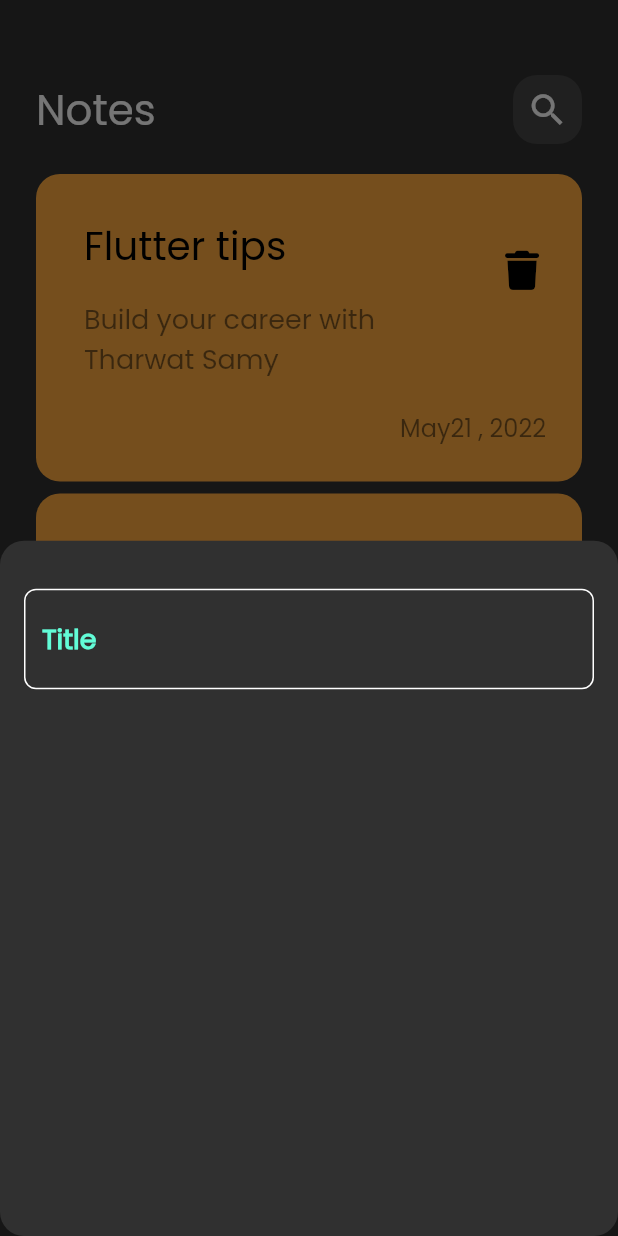
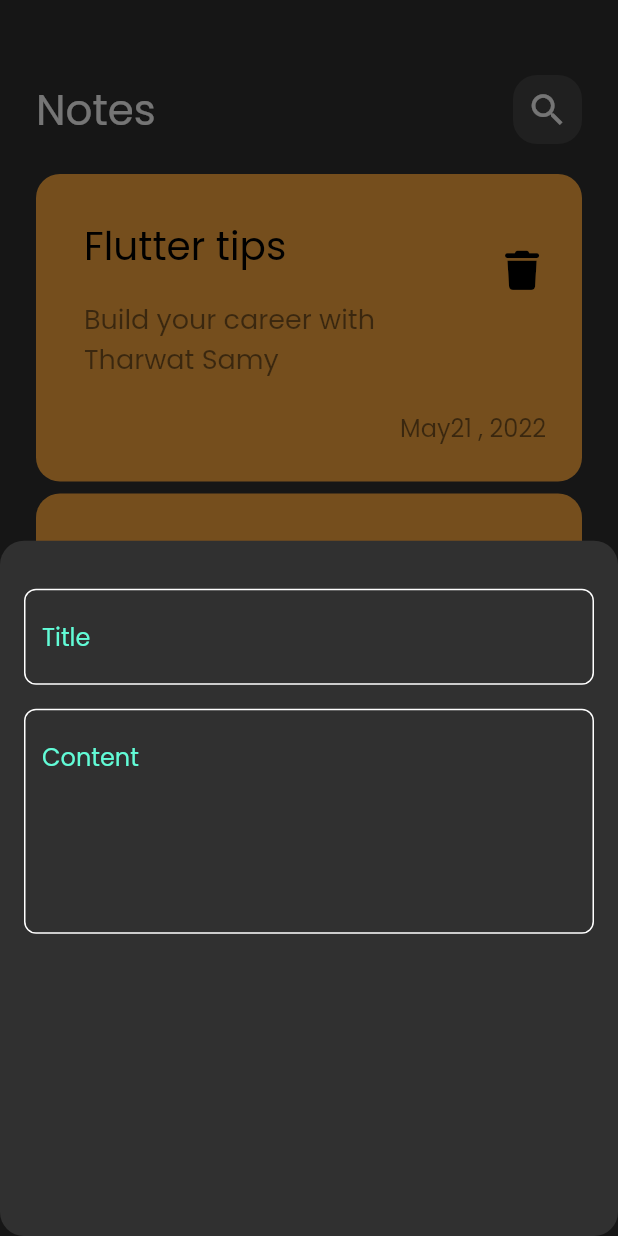
Before and after one commit to MakariosFared/notes_app, a Flutter app: the screen it shows after launch, after a tap on the "add" icon, on a phone screen of 412 x 824 dp. Run offline on Flutter 3.47's test engine with Material 3 defaults, Android fonts, the phone set to English and light mode, and no system bars; our stand-ins replace font_awesome_flutter.

Commit message:
add fields to notes bottom sheet

```diff
--- a/lib/views/widgets/add_note_buttom_sheet.dart
+++ b/lib/views/widgets/add_note_buttom_sheet.dart
@@ -11,8 +11,17 @@ class AddNoteButtonSheet extends StatelessWidget {
       padding: EdgeInsets.symmetric(horizontal: 16),
       child: Column(
         children: [
-          SizedBox(height: 32,),
-          CustomTextField(),
+          SizedBox(
+            height: 32,
+          ),
+          CustomTextField(
+            hint: 'Title',
+          ),
+          SizedBox(height: 16,),
+          CustomTextField(
+            hint: 'Content',
+            maxLines: 5,
+          ),
         ],
       ),
     );
--- a/lib/views/widgets/custom_text_field.dart
+++ b/lib/views/widgets/custom_text_field.dart
@@ -2,18 +2,20 @@ import 'package:flutter/material.dart';
 import 'package:my_note_app/constants.dart';
 
 class CustomTextField extends StatelessWidget {
-  const CustomTextField({super.key});
+  const CustomTextField({super.key, required this.hint, this.maxLines = 1});
+
+  final String hint;
+  final int maxLines;
 
   @override
   Widget build(BuildContext context) {
     return TextField(
       cursorColor: kPrimaryColor,
+      maxLines: maxLines,
       decoration: InputDecoration(
-          hintText: 'Title',
+          hintText: hint,
           hintStyle: const TextStyle(
             color: kPrimaryColor,
-            fontWeight: FontWeight.bold,
-            fontSize: 18,
           ),
           border: buildBorder(),
           enabledBorder: buildBorder(),
```
